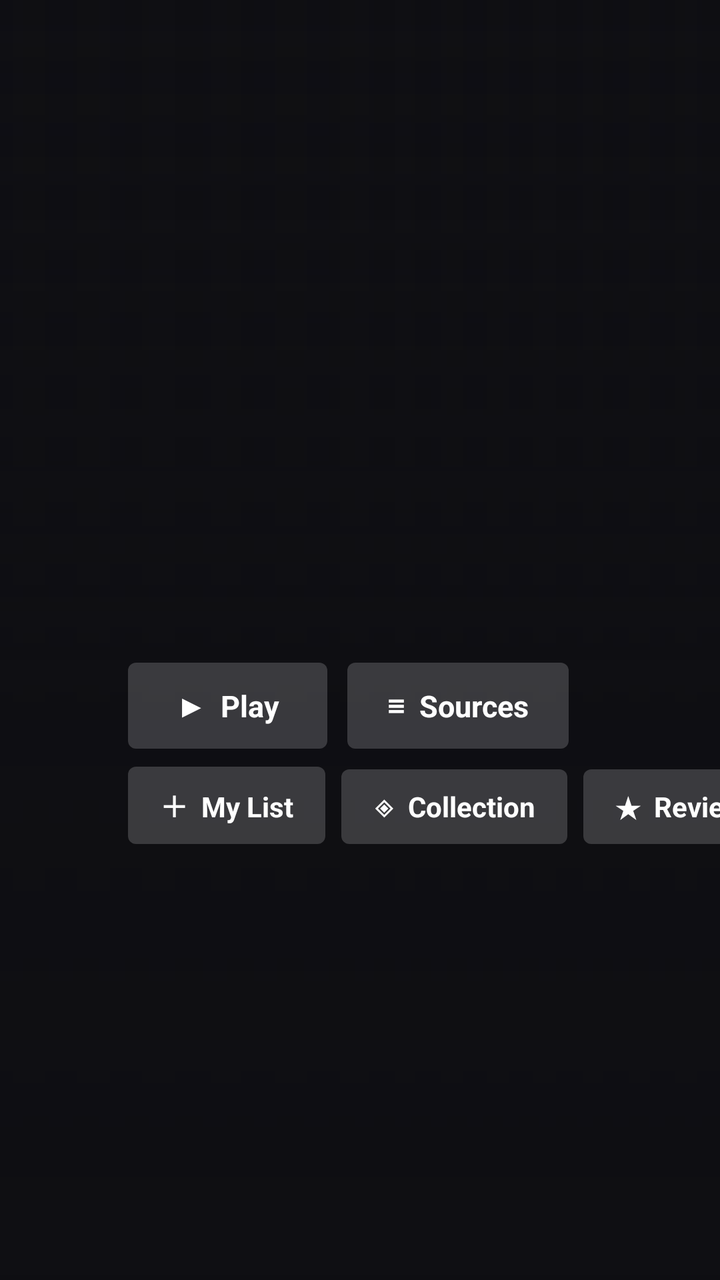
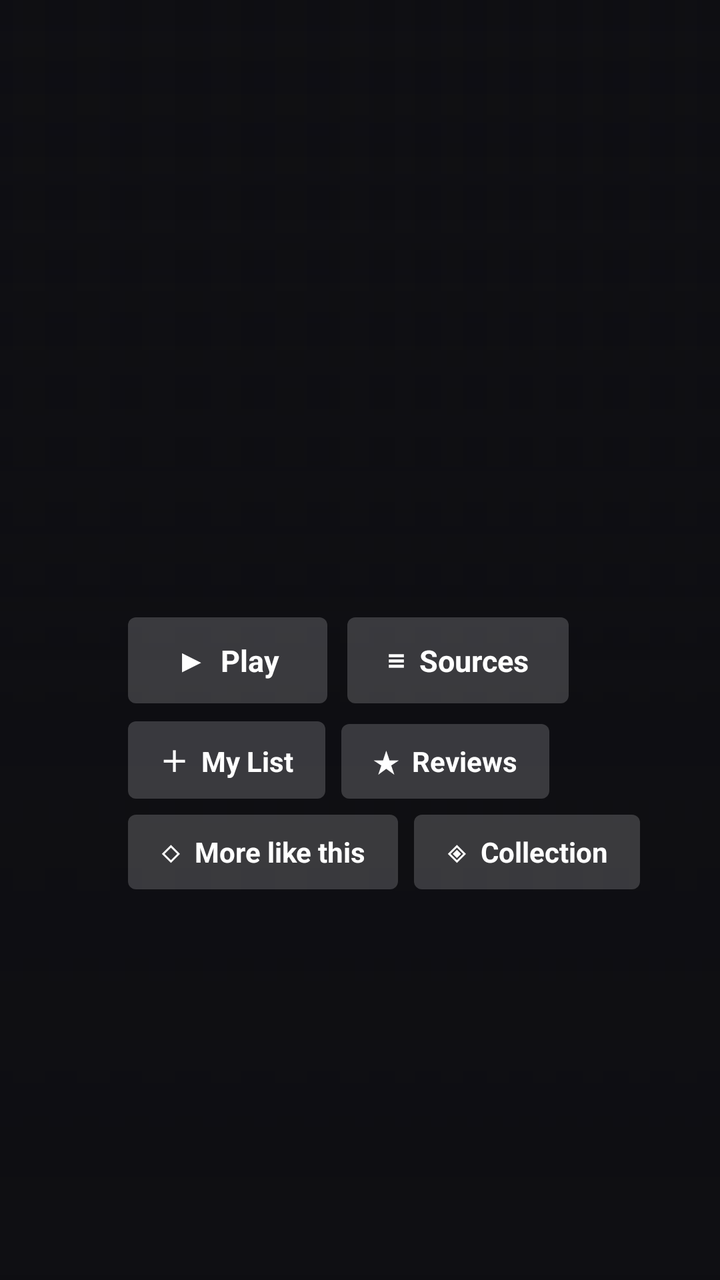

Screens rendered from an Android XML layout before and after an edit, with the pre-edit source and the edit as a unified diff.
<!-- AndroidManifest.xml: application theme AppTheme -->
<!-- res/layout/activity_movie.xml -->
<?xml version="1.0" encoding="utf-8"?>
<FrameLayout xmlns:android="http://schemas.android.com/apk/res/android"
    android:layout_width="match_parent"
    android:layout_height="match_parent"
    android:background="@color/bg">

    <ImageView
        android:id="@+id/mBackdrop"
        android:layout_width="match_parent"
        android:layout_height="match_parent"
        android:scaleType="centerCrop"
        android:contentDescription="@string/app_name" />

    <View android:layout_width="match_parent" android:layout_height="match_parent" android:background="@drawable/scrim_left" />
    <View android:layout_width="match_parent" android:layout_height="match_parent" android:background="@drawable/scrim_bottom" />

    <LinearLayout
        android:layout_width="660dp"
        android:layout_height="wrap_content"
        android:layout_gravity="center_vertical"
        android:layout_marginStart="64dp"
        android:orientation="vertical">

        <ImageView
            android:id="@+id/mLogo"
            android:layout_width="300dp"
            android:layout_height="92dp"
            android:scaleType="fitStart"
            android:visibility="gone"
            android:contentDescription="@string/app_name" />

        <TextView
            android:id="@+id/mTitle"
            android:layout_width="match_parent"
            android:layout_height="wrap_content"
            android:fontFamily="@font/cinzel_bold"
            android:textColor="@color/title_cream"
            android:textSize="34sp"
            android:lineSpacingMultiplier="0.95"
            android:maxLines="2"
            android:ellipsize="end"
            android:shadowColor="#cc000000"
            android:shadowRadius="16" />

        <LinearLayout
            android:id="@+id/mBadges"
            android:layout_width="wrap_content"
            android:layout_height="wrap_content"
            android:layout_marginTop="9dp"
            android:orientation="horizontal"
            android:gravity="center_vertical">

            <TextView
                android:id="@+id/mRating"
                android:layout_width="wrap_content"
                android:layout_height="wrap_content"
                android:background="@drawable/chip_gold"
                android:paddingStart="7dp" android:paddingEnd="7dp"
                android:paddingTop="2dp" android:paddingBottom="2dp"
                android:singleLine="true"
                android:textColor="@color/accent_dark"
                android:textSize="11sp"
                android:textStyle="bold"
                android:visibility="gone" />

            <TextView
                android:id="@+id/mYear"
                android:layout_width="wrap_content"
                android:layout_height="wrap_content"
                android:layout_marginStart="10dp"
                android:singleLine="true"
                android:textColor="@color/text_soft"
                android:textSize="13sp"
                android:textStyle="bold" />

            <TextView
                android:id="@+id/mRuntime"
                android:layout_width="wrap_content"
                android:layout_height="wrap_content"
                android:layout_marginStart="12dp"
                android:singleLine="true"
                android:textColor="@color/text_soft"
                android:textSize="13sp"
                android:textStyle="bold" />

            <TextView
                android:id="@+id/mGenres"
                android:layout_width="0dp"
                android:layout_height="wrap_content"
                android:layout_weight="1"
                android:layout_marginStart="12dp"
                android:singleLine="true"
                android:ellipsize="end"
                android:textColor="@color/text_dim"
                android:textSize="13sp"
                android:textStyle="bold" />
        </LinearLayout>

        
        <TextView
            android:id="@+id/mCast"
            android:layout_width="match_parent"
            android:layout_height="wrap_content"
            android:layout_marginTop="7dp"
            android:singleLine="true"
            android:ellipsize="end"
            android:textColor="@color/text_dim"
            android:textSize="12sp" />

        <TextView
            android:id="@+id/mDesc"
            android:layout_width="520dp"
            android:layout_height="wrap_content"
            android:layout_marginTop="10dp"
            android:textColor="@color/text_soft"
            android:textSize="13.5sp"
            android:lineSpacingExtra="3dp"
            android:maxLines="3"
            android:ellipsize="end"
            android:shadowColor="#cc000000"
            android:shadowRadius="8" />

        
        <LinearLayout
            android:layout_width="wrap_content"
            android:layout_height="wrap_content"
            android:layout_marginTop="16dp"
            android:orientation="horizontal">

            <TextView
                android:id="@+id/mPlay"
                android:layout_width="wrap_content"
                android:layout_height="wrap_content"
                android:background="@drawable/btn_primary"
                android:focusable="true"
                android:clickable="true"
                android:paddingStart="24dp" android:paddingEnd="24dp"
                android:paddingTop="11dp" android:paddingBottom="11dp"
                android:singleLine="true"
                android:text="▶  Play"
                android:textColor="@color/btn_primary_text"
                android:textSize="15sp"
                android:textStyle="bold" />

            <TextView
                android:id="@+id/mSources"
                android:layout_width="wrap_content"
                android:layout_height="wrap_content"
                android:layout_marginStart="10dp"
                android:background="@drawable/btn_primary"
                android:focusable="true"
                android:clickable="true"
                android:paddingStart="20dp" android:paddingEnd="20dp"
                android:paddingTop="11dp" android:paddingBottom="11dp"
                android:singleLine="true"
                android:text="≡  Sources"
                android:textColor="@color/btn_primary_text"
                android:textSize="15sp"
                android:textStyle="bold" />
        </LinearLayout>

        
        <LinearLayout
            android:layout_width="wrap_content"
            android:layout_height="wrap_content"
            android:layout_marginTop="9dp"
            android:orientation="horizontal">

            <TextView
                android:id="@+id/mMyList"
                android:layout_width="wrap_content"
                android:layout_height="wrap_content"
                android:background="@drawable/btn_primary"
                android:focusable="true"
                android:clickable="true"
                android:paddingStart="16dp" android:paddingEnd="16dp"
                android:paddingTop="9dp" android:paddingBottom="9dp"
                android:singleLine="true"
                android:text="＋  My List"
                android:textColor="@color/btn_primary_text"
                android:textSize="14sp"
                android:textStyle="bold" />

            <TextView
                android:id="@+id/mCollection"
                android:layout_width="wrap_content"
                android:layout_height="wrap_content"
                android:layout_marginStart="8dp"
                android:background="@drawable/btn_primary"
                android:focusable="true"
                android:clickable="true"
                android:paddingStart="16dp" android:paddingEnd="16dp"
                android:paddingTop="9dp" android:paddingBottom="9dp"
                android:singleLine="true"
                android:ellipsize="end"
                android:maxWidth="230dp"
                android:text="◈  Collection"
                android:textColor="@color/btn_primary_text"
                android:textSize="14sp"
                android:textStyle="bold" />

            <TextView
                android:id="@+id/mTrailer"
                android:layout_width="wrap_content"
                android:layout_height="wrap_content"
                android:layout_marginStart="8dp"
                android:background="@drawable/btn_primary"
                android:focusable="true"
                android:clickable="true"
                android:paddingStart="16dp" android:paddingEnd="16dp"
                android:paddingTop="9dp" android:paddingBottom="9dp"
                android:singleLine="true"
                android:text="▶  Trailer"
                android:textColor="@color/btn_primary_text"
                android:textSize="14sp"
                android:textStyle="bold"
                android:visibility="gone" />

            <TextView
                android:id="@+id/mReviews"
                android:layout_width="wrap_content"
                android:layout_height="wrap_content"
                android:layout_marginStart="8dp"
                android:background="@drawable/btn_primary"
                android:focusable="true"
                android:clickable="true"
                android:paddingStart="16dp" android:paddingEnd="16dp"
                android:paddingTop="9dp" android:paddingBottom="9dp"
                android:singleLine="true"
                android:text="★  Reviews"
                android:textColor="@color/btn_primary_text"
                android:textSize="14sp"
                android:textStyle="bold" />
        </LinearLayout>

        <TextView
            android:id="@+id/mStatus"
            android:layout_width="match_parent"
            android:layout_height="wrap_content"
            android:layout_marginTop="10dp"
            android:singleLine="true"
            android:ellipsize="end"
            android:textColor="@color/text_dim"
            android:textSize="12sp"
            android:textStyle="bold" />
    </LinearLayout>
</FrameLayout>
<!-- resources referenced by this layout -->
<resources>
  <color name="accent_dark">#1a1408</color>
  <color name="bg">#0e0e12</color>
  <color name="text_dim">#9a9aa2</color>
  <color name="text_soft">#d8d3c8</color>
  <color name="title_cream">#f7e9c6</color>
  <!-- drawable btn_primary (drawable) -->
  <?xml version="1.0" encoding="utf-8"?>
  <selector xmlns:android="http://schemas.android.com/apk/res/android">
      <item android:state_focused="true">
          <shape android:shape="rectangle">
              <solid android:color="#f2f2f2" />
              <corners android:radius="4dp" />
          </shape>
      </item>
      <item>
          <shape android:shape="rectangle">
              <solid android:color="#2effffff" />
              <corners android:radius="4dp" />
          </shape>
      </item>
  </selector>
  <!-- drawable chip_gold (drawable) -->
  <?xml version="1.0" encoding="utf-8"?>
  <shape xmlns:android="http://schemas.android.com/apk/res/android" android:shape="rectangle">
      <solid android:color="@color/accent" />
      <corners android:radius="3dp" />
  </shape>
  <!-- drawable scrim_bottom (drawable) -->
  <?xml version="1.0" encoding="utf-8"?>
  <shape xmlns:android="http://schemas.android.com/apk/res/android" android:shape="rectangle">
      <gradient android:angle="90" android:startColor="#ff0e0e12" android:centerColor="#cc0e0e12" android:centerY="0.45" android:endColor="#000e0e12" />
  </shape>
  <!-- drawable scrim_left (drawable) -->
  <?xml version="1.0" encoding="utf-8"?>
  <shape xmlns:android="http://schemas.android.com/apk/res/android" android:shape="rectangle">
      <gradient android:angle="0" android:startColor="#f00e0e12" android:centerColor="#8c0e0e12" android:centerY="0.5" android:endColor="#000e0e12" />
  </shape>
  <string name="app_name">Wahab TV</string>
  <style name="AppTheme" parent="android:Theme.Material.NoActionBar">
          <item name="android:windowBackground">@color/bg</item>
          <item name="android:colorBackground">@color/bg</item>
          <item name="android:colorAccent">@color/accent</item>
      </style>
  <color name="accent">#e0b34d</color>
</resources>

<!-- the commit's change to res/layout/activity_movie.xml (unified diff, before → after) -->
@@ -182,24 +182,6 @@
                 android:textStyle="bold" />
 
             <TextView
-                android:id="@+id/mCollection"
-                android:layout_width="wrap_content"
-                android:layout_height="wrap_content"
-                android:layout_marginStart="8dp"
-                android:background="@drawable/btn_primary"
-                android:focusable="true"
-                android:clickable="true"
-                android:paddingStart="16dp" android:paddingEnd="16dp"
-                android:paddingTop="9dp" android:paddingBottom="9dp"
-                android:singleLine="true"
-                android:ellipsize="end"
-                android:maxWidth="230dp"
-                android:text="◈  Collection"
-                android:textColor="@color/btn_primary_text"
-                android:textSize="14sp"
-                android:textStyle="bold" />
-
-            <TextView
                 android:id="@+id/mTrailer"
                 android:layout_width="wrap_content"
                 android:layout_height="wrap_content"
@@ -231,6 +213,46 @@
                 android:textColor="@color/btn_primary_text"
                 android:textSize="14sp"
                 android:textStyle="bold" />
+        </LinearLayout>
+
+        <LinearLayout
+            android:layout_width="wrap_content"
+            android:layout_height="wrap_content"
+            android:layout_marginTop="8dp"
+            android:orientation="horizontal">
+
+            <TextView
+                android:id="@+id/mSimilar"
+                android:layout_width="wrap_content"
+                android:layout_height="wrap_content"
+                android:background="@drawable/btn_primary"
+                android:focusable="true"
+                android:clickable="true"
+                android:paddingStart="16dp" android:paddingEnd="16dp"
+                android:paddingTop="9dp" android:paddingBottom="9dp"
+                android:singleLine="true"
+                android:text="◇  More like this"
+                android:textColor="@color/btn_primary_text"
+                android:textSize="14sp"
+                android:textStyle="bold" />
+
+            <TextView
+                android:id="@+id/mCollection"
+                android:layout_width="wrap_content"
+                android:layout_height="wrap_content"
+                android:layout_marginStart="8dp"
+                android:background="@drawable/btn_primary"
+                android:focusable="true"
+                android:clickable="true"
+                android:paddingStart="16dp" android:paddingEnd="16dp"
+                android:paddingTop="9dp" android:paddingBottom="9dp"
+                android:singleLine="true"
+                android:text="◈  Collection"
+                android:textColor="@color/btn_primary_text"
+                android:textSize="14sp"
+                android:textStyle="bold"
+                android:ellipsize="end"
+                android:maxWidth="230dp" />
         </LinearLayout>
 
         <TextView
